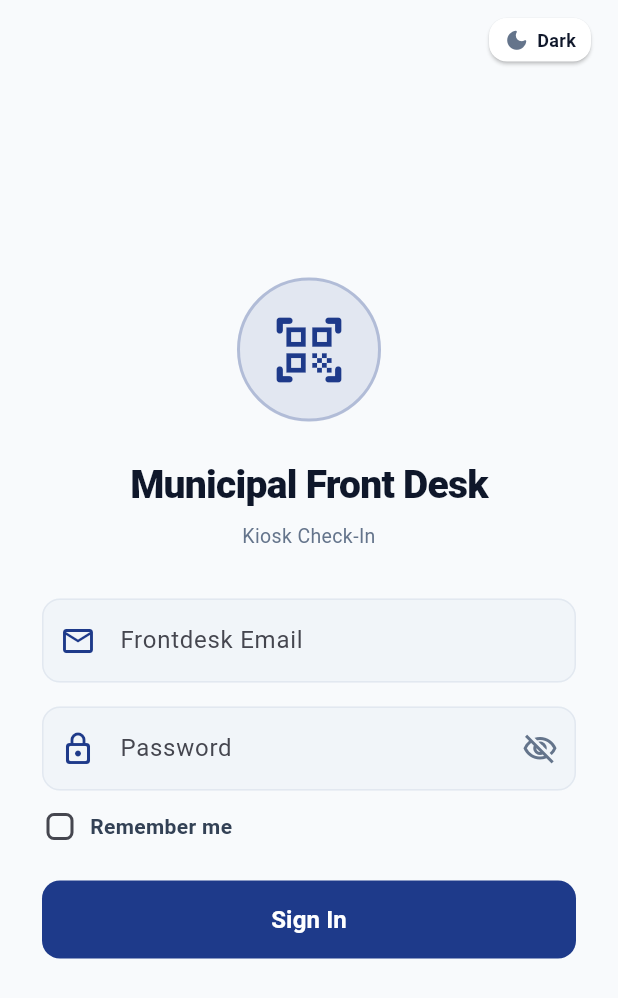
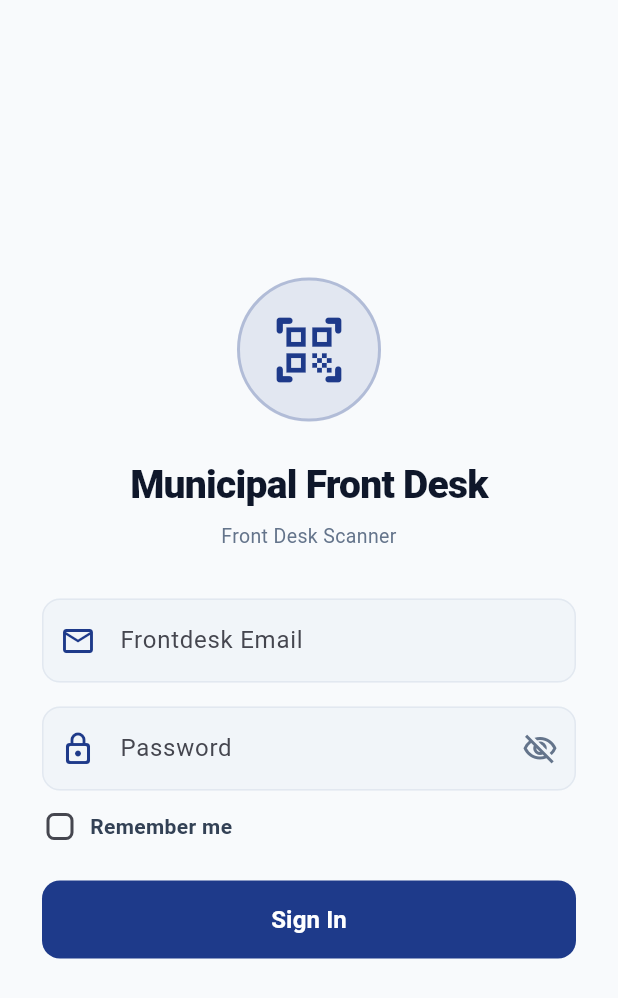
Before and after one commit to jhonemilmnilo/E-LGU-Barcode-and-QR-scanner, a Flutter app: the screen it shows after launch, on a phone screen of 412 x 824 dp. Shown: the top 998 px of the screen. Run offline on Flutter 3.47's test engine with Material 3 defaults, Android fonts, the phone set to English and light mode, and no system bars; our stand-ins replace shared_preferences; missing offline and left inert: mobile_scanner; network calls fail.

```diff
--- a/lib/screens/login_screen.dart
+++ b/lib/screens/login_screen.dart
@@ -1,4 +1,3 @@
-import '../theme/theme_controller.dart';
 import '../theme/app_colors.dart';
 import 'package:flutter/material.dart';
 import '../services/api_service.dart';
@@ -118,50 +117,11 @@ class _LoginScreenState extends State<LoginScreen> {
     final activeThemeColor = _themeColor ?? Theme.of(context).colorScheme.primary;
 
     final colors = context.colors;
-    final isDark = context.isDarkMode;
 
     return Scaffold(
       backgroundColor: colors.scaffoldBg,
       body: SafeArea(
-        child: Stack(
-          children: [
-            // Top Theme Toggle Button
-            Positioned(
-              top: 12,
-              right: 18,
-              child: Material(
-                color: colors.cardBg,
-                borderRadius: BorderRadius.circular(12),
-                elevation: 1,
-                child: InkWell(
-                  borderRadius: BorderRadius.circular(12),
-                  onTap: () => ThemeController.toggleTheme(),
-                  child: Padding(
-                    padding: const EdgeInsets.symmetric(horizontal: 10, vertical: 6),
-                    child: Row(
-                      mainAxisSize: MainAxisSize.min,
-                      children: [
-                        Icon(
-                          isDark ? Icons.light_mode_rounded : Icons.dark_mode_rounded,
-                          size: 17,
-                          color: isDark ? const Color(0xFFF59E0B) : const Color(0xFF64748B),
-                        ),
-                        const SizedBox(width: 5),
-                        Text(
-                          isDark ? 'Light' : 'Dark',
-                          style: TextStyle(
-                            fontSize: 12,
-                            fontWeight: FontWeight.w700,
-                            color: colors.textPrimary,
-                          ),
-                        ),
-                      ],
-                    ),
-                  ),
-                ),
-              ),
-            ),
-            Center(
+        child: Center(
           child: SingleChildScrollView(
             padding: const EdgeInsets.symmetric(horizontal: 28),
             child: Column(
@@ -210,7 +170,7 @@ class _LoginScreenState extends State<LoginScreen> {
                 ),
                 const SizedBox(height: 6),
                 Text(
-                  'Kiosk Check-In',
+                  'Front Desk Scanner',
                   textAlign: TextAlign.center,
                   style: TextStyle(fontSize: 13, color: colors.textSecondary),
                 ),
@@ -350,8 +310,6 @@ class _LoginScreenState extends State<LoginScreen> {
             ),
           ),
         ),
-          ],
-        ),
       ),
     );
   }
```
Also changed, not shown: 5 other files. Lines whose indentation alone changed are shown as unchanged.
